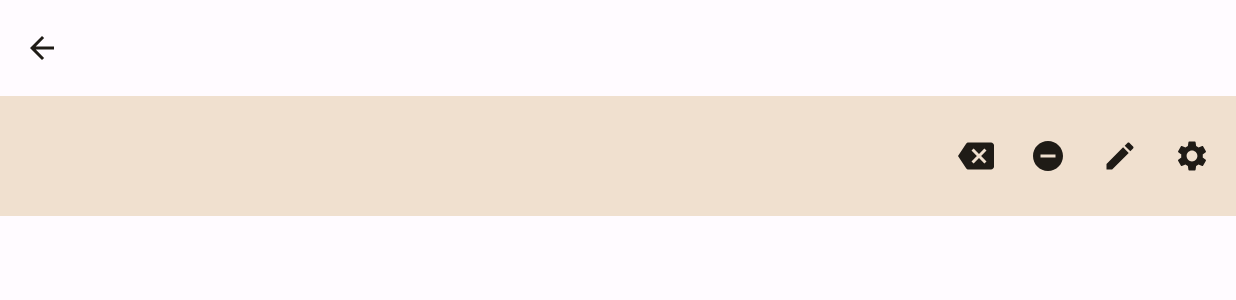
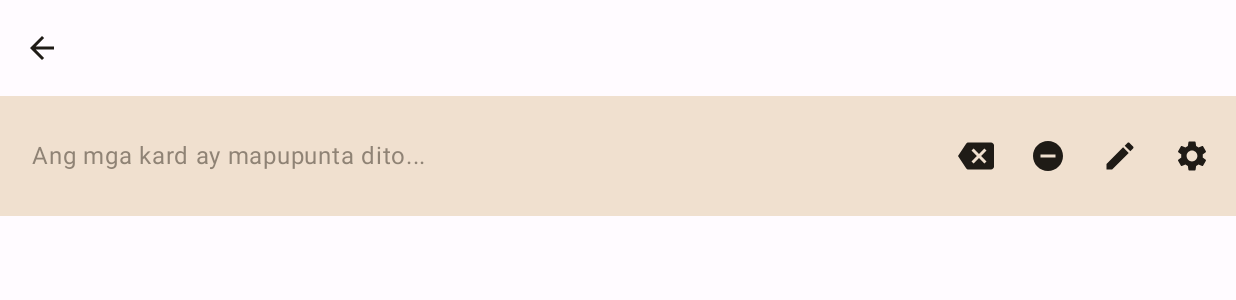
Before and after one commit to jaymar006/Thesis-AACbay, an Android app built with Jetpack Compose: the composable FolderScreen called with empty values, on a phone screen of 824 x 412 dp (held sideways). Shown: the top 300 px of the screen. Run offline under Robolectric (Android 15) with nearby library versions, the phone set to English and light mode, and no system bars; our stand-ins replace Dagger/Hilt's generated code, Firebase (no records; nobody signed in at launch, a user with empty details on screens opened directly); libraries missing offline, so code that uses them is left out: org.burnoutcrew.reorderable; 4 statements that could not run were skipped.

Commit message:
Loxodonta[05202025]
Fix/Done:
- Added label for the screenContainer (card container)

Todo:
- Implement adding cards from mainscreen to a folder. (longpress to add or drag-and-drop)
- Resize the symbol container.
- Arrangement in the folder
- shaking animation inside the folder.
-Implement offline capabilities.
- Successfully and failed message across the application
 * SettingsScreen.kt DONE
 * AddModuleScreen.kt PENDING
 * EditCardAndFolder PENDING

```diff
--- a/app/src/main/java/com/example/ripdenver/ui/screens/MainScreen.kt
+++ b/app/src/main/java/com/example/ripdenver/ui/screens/MainScreen.kt
@@ -511,10 +511,20 @@ fun SelectionContainer(
         verticalAlignment = Alignment.CenterVertically
     )  {
         // Scrollable selected items
-        androidx.compose.foundation.lazy.LazyRow(
+        Box(
+            modifier = Modifier.weight(1f),
+            contentAlignment = Alignment.CenterStart
+        ) {
+            if (selectedItems.isEmpty()) {
+                Text(
+                    text = "Ang mga kard ay mapupunta dito...",
+                    style = MaterialTheme.typography.bodyLarge,
+                    color = MaterialTheme.colorScheme.onSurfaceVariant.copy(alpha = 0.6f),
+                    modifier = Modifier.padding(start = 16.dp)
+                )
+            } else {
+                LazyRow(
                     state = lazyListState,
-            modifier = Modifier
-                .weight(1f),
                     horizontalArrangement = Arrangement.spacedBy(4.dp)
                 ) {
                     items(selectedItems) { card ->
@@ -522,6 +532,8 @@ fun SelectionContainer(
                             card = card,
                             modifier = Modifier.size(60.dp)
                         )
+                    }
+                }
             }
         }
 
--- a/app/src/main/res/values/ic_launcher_background.xml
+++ b/app/src/main/res/values/ic_launcher_background.xml
@@ -1,4 +1,4 @@
 <?xml version="1.0" encoding="utf-8"?>
 <resources>
-    <color name="ic_launcher_background">#49433D</color>
+    <color name="ic_launcher_background">#FFFF62</color>
 </resources>
--- a/gradle/libs.versions.toml
+++ b/gradle/libs.versions.toml
@@ -1,5 +1,5 @@
 [versions]
-agp = "8.8.1"
+agp = "8.8.2"
 kotlin = "2.0.0"
 coreKtx = "1.15.0"
 junit = "4.13.2"
```
Also changed, not shown: app/src/main/ic_launcher-playstore.png, app/src/main/res/mipmap-hdpi/ic_launcher.webp, app/src/main/res/mipmap-hdpi/ic_launcher_foreground.webp, app/src/main/res/mipmap-hdpi/ic_launcher_round.webp, app/src/main/res/mipmap-mdpi/ic_launcher.webp, app/src/main/res/mipmap-mdpi/ic_launcher_foreground.webp, app/src/main/res/mipmap-mdpi/ic_launcher_round.webp, app/src/main/res/mipmap-xhdpi/ic_launcher.webp, app/src/main/res/mipmap-xhdpi/ic_launcher_foreground.webp, app/src/main/res/mipmap-xhdpi/ic_launcher_round.webp, app/src/main/res/mipmap-xxhdpi/ic_launcher.webp, app/src/main/res/mipmap-xxhdpi/ic_launcher_foreground.webp, app/src/main/res/mipmap-xxhdpi/ic_launcher_round.webp, app/src/main/res/mipmap-xxxhdpi/ic_launcher.webp, 2 more files. Lines whose indentation alone changed are shown as unchanged.
